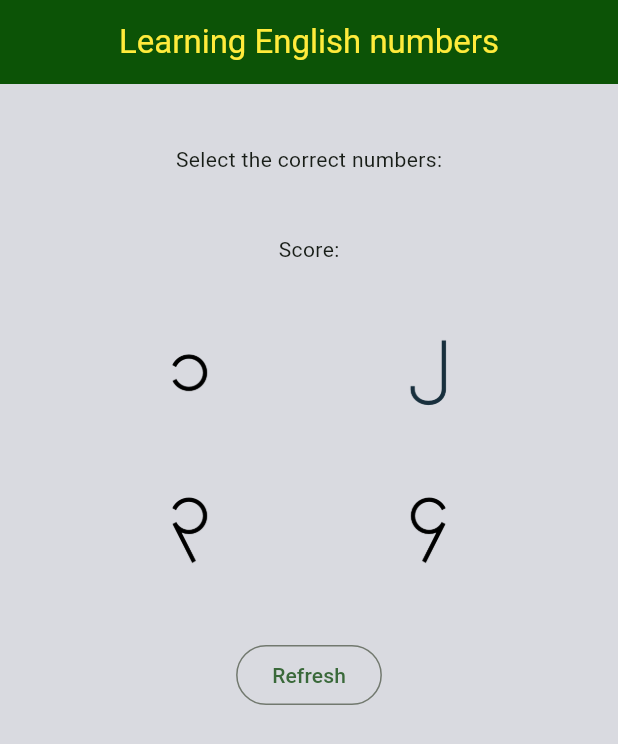
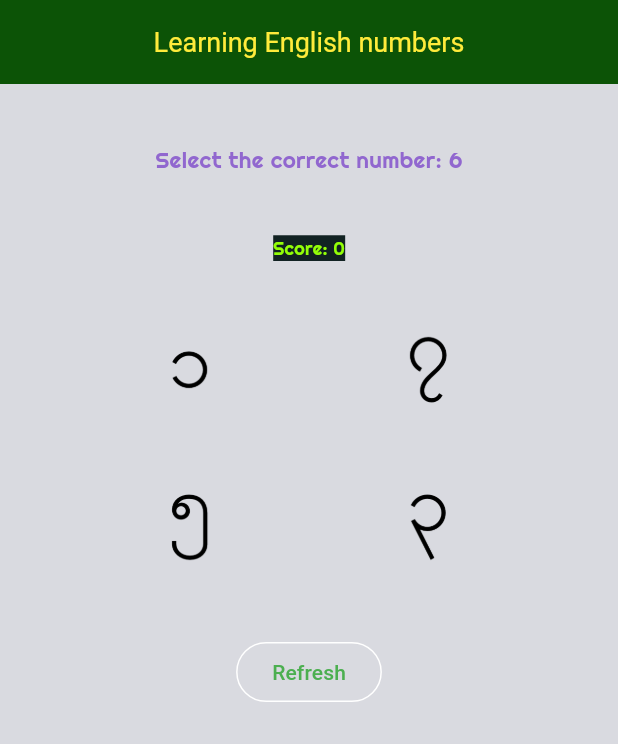
Before and after one commit to sanlinnhtun/Learning-numbers, a Flutter app: the screen it shows after launch, after a tap on "Refresh", on a phone screen of 412 x 824 dp. Shown: the top 744 px of the screen. Run offline on Flutter 3.47's test engine with Material 2 defaults, Android fonts, the phone set to English and light mode, and no system bars; Roboto replaces fonts that are missing (RussoOne).

Commit message:
Fixed the code

```diff
--- a/lib/main.dart
+++ b/lib/main.dart
@@ -1,11 +1,12 @@
 import 'package:flutter/material.dart';
+import 'dart:math';
 
 void main() {
   runApp(const MyApp());
 }
 
 class MyApp extends StatelessWidget {
-  const MyApp({super.key});
+  const MyApp({Key? key});
 
   @override
   Widget build(BuildContext context) {
@@ -13,7 +14,9 @@ class MyApp extends StatelessWidget {
       title: 'Flutter Demo',
       debugShowCheckedModeBanner: false,
       theme: ThemeData(
-        colorScheme: ColorScheme.fromSeed(seedColor: const Color.fromARGB(255, 58, 183, 75)),
+        colorScheme: ColorScheme.fromSwatch(
+          primarySwatch: Colors.green,
+        ),
         useMaterial3: true,
       ),
       home: const MyHomePage(),
@@ -22,117 +25,209 @@ class MyApp extends StatelessWidget {
 }
 
 class MyHomePage extends StatefulWidget {
-  const MyHomePage({super.key});
+  const MyHomePage({Key? key});
 
   @override
-  State<MyHomePage> createState() => _MyHomePageState();
+  _MyHomePageState createState() => _MyHomePageState();
 }
 
 class _MyHomePageState extends State<MyHomePage> {
+  List numbers = [1, 2, 3, 4, 5, 6, 7, 8, 9];
+  int targetNumber = Random().nextInt(9) + 1;
+  int score = 0;
+  SnackBar? snackBar;
+  Color snackBarcolor=Colors.red;
+  String myAns="";
+
+  void shuffleNumbers() {
+    numbers.shuffle();
+    setState(() {
+      targetNumber = numbers[Random().nextInt(numbers.length)];
+    });
+  }
+
+
+//   void shuffleNumbers() {
+//   numbers.shuffle();
+//   int randomIndex = Random().nextInt(numbers.length);
+//   int newTargetNumber = numbers[randomIndex];
+//   setState(() {
+//     targetNumber = newTargetNumber;
+//   });
+// }
+
+  // void shuffleNumbers() {
+  //   numbers.shuffle();
+  //   targetNumber = numbers[0]; // Set the first number in the shuffled list as the targetNumber
+  //   setState(() {});
+  // }
+
+
+
+  void checkAnswer(int selectedNumber) {
+    if (selectedNumber == targetNumber) {
+      setState(() {
+        score += 10;
+        if (score == 110) {
+          score = 10;
+        }
+      });
+      snackBarcolor= Colors.green;
+       myAns= "Correct the answer!";
+    }else if(score==100){
+      snackBarcolor=Colors.deepPurple;
+      myAns="You win! Let's go to the next step";
+    }else if(selectedNumber != targetNumber){
+      snackBarcolor= Colors.red;
+       myAns= "Try again!";
+    }
+     snackBar= SnackBar(content: Text(myAns),
+     duration:const Duration(seconds: 1),
+     backgroundColor: snackBarcolor,
+     );
+    ScaffoldMessenger.of(context).showSnackBar(snackBar!);
+  }
+// if(score==110){
+//       snackBarcolor=Colors.deepPurple;
+//       myAns="You win! Let's go to the next step";
+//     }
   @override
   Widget build(BuildContext context) {
-    return  Scaffold(
+    return Scaffold(
       appBar: AppBar(
         title: const Center(
-          child: Text("Learning English numbers", style: TextStyle(color: Colors.yellow),),
+          child: Text(
+            "Learning English numbers",
+            style: TextStyle(color: Colors.yellow,
+            fontFamily: 'RussoOne',
+            fontSize: 18,
+            ),
+          ),
         ),
-        backgroundColor:const Color.fromARGB(255, 12, 83, 6),
+        backgroundColor: const Color.fromARGB(255, 12, 83, 6),
       ),
-      body:  Center(
+      body: Center(
         child: Column(
-          // mainAxisAlignment: MainAxisAlignment.center,
-          // crossAxisAlignment: CrossAxisAlignment.center,
           children: [
-             const Column(
-              children: [
-                SizedBox(height: 40),
-                Text("Select the correct numbers:"),
-                SizedBox(height: 40),
-                Text("Score:"),
-              ],
+            const SizedBox(height: 40),
+            Text("Select the correct number: $targetNumber",
+            style:const TextStyle(fontFamily: 'Righteous', fontSize: 15, color: Color.fromARGB(255, 145, 103, 207)),),
+            const SizedBox(height: 40),
+            Text("Score: $score", style:
+            const TextStyle(backgroundColor: Color.fromARGB(255, 18, 34, 35),
+            fontFamily: 'Righteous',
+            fontSize: 12,
+            color: Color.fromARGB(255, 147, 255, 7),
+            )
             ),
-            const SizedBox(height: 40,),
+            const SizedBox(height: 40),
             Row(
               mainAxisAlignment: MainAxisAlignment.spaceEvenly,
               children: [
                 InkWell(
-                    highlightColor: const Color.fromARGB(255, 248, 54, 77).withOpacity(0.5),
-                    splashColor: const Color.fromARGB(255, 179, 235, 37).withOpacity(0.8),
-                    focusColor: Colors.red.withOpacity(0.4),
-                    hoverColor: Colors.blue.withOpacity(0.8),
-                    borderRadius: BorderRadius.circular(20),
-                    // customBorder: CircleBorder(),
+                  customBorder: RoundedRectangleBorder(
+                    borderRadius: BorderRadius.circular(10),
+                    ),
+                  highlightColor:
+                      Color.fromARGB(255, 248, 242, 54).withOpacity(0.5),
+                  splashColor:
+                      Color.fromARGB(255, 37, 225, 235).withOpacity(0.8),
                   onTap: () {
-                    setState(() {
-
-                    });
-                    print("I got a click");
+                    checkAnswer(numbers[0]);
+                    shuffleNumbers();
+                    // if(numbers[0]==targetNumber){
+                    //   snackBarcolor= Colors.green;
+                    // }else{
+                    //   snackBarcolor= Colors.red;
+                    // }
+                    // snackBar= SnackBar(content: Text("correct the ans"),
+                    // duration: Duration(seconds: 1),
+                    // backgroundColor: snackBarcolor,
+                    // );
+                    // ScaffoldMessenger.of(context).showSnackBar(snackBar!);
                   },
-                  child: Image.asset("images/1.png", width: 65,),
+                  child: Image.asset(
+                    "images/${numbers[0]}.png",
+                    // "images/$targetNumber.png",
+                    width: 65,
+                  ),
                 ),
                 InkWell(
-                    highlightColor:const Color.fromARGB(255, 248, 54, 77).withOpacity(0.5),
-                    splashColor:const Color.fromARGB(255, 179, 235, 37).withOpacity(0.8),
-                    focusColor: Colors.red.withOpacity(0.4),
-                    hoverColor: Colors.blue.withOpacity(0.8),
-                    borderRadius: BorderRadius.circular(20),
+                  customBorder: RoundedRectangleBorder(
+                    borderRadius: BorderRadius.circular(10),
+                    ),
+                  highlightColor:
+                      Color.fromARGB(255, 248, 242, 54).withOpacity(0.5),
+                  splashColor:
+                      Color.fromARGB(255, 37, 225, 235).withOpacity(0.8),
                   onTap: () {
-                    setState(() {
-
-                    });
-                    print("I got a click");
+                    checkAnswer(numbers[1]);
+                    shuffleNumbers();
                   },
-                  child:  Image.asset("images/2.png", width: 65, color:const Color.fromARGB(255, 24, 47, 61),),
+                  child: Image.asset(
+                    "images/${numbers[1]}.png",
+                    // "images/$targetNumber.png",
+                    width: 65,
+                  ),
                 ),
               ],
             ),
-            const SizedBox(height: 40,),
-             Row(
+            const SizedBox(height: 40),
+            Row(
               mainAxisAlignment: MainAxisAlignment.spaceEvenly,
               children: [
                 InkWell(
-                    highlightColor:const Color.fromARGB(255, 248, 54, 77).withOpacity(0.5),
-                    splashColor:const Color.fromARGB(255, 179, 235, 37).withOpacity(0.8),
-                    focusColor: Colors.red.withOpacity(0.4),
-                    hoverColor: Colors.blue.withOpacity(0.8),
-                    borderRadius: BorderRadius.circular(20),
+                  customBorder: RoundedRectangleBorder(
+                    borderRadius: BorderRadius.circular(10),
+                    ),
+                  highlightColor:
+                      Color.fromARGB(255, 248, 242, 54).withOpacity(0.5),
+                  splashColor:
+                      Color.fromARGB(255, 37, 225, 235).withOpacity(0.8),
                   onTap: () {
-                    setState(() {
-
-                    });
-                    print("I got a click");
+                    checkAnswer(numbers[2]);
+                    shuffleNumbers();
                   },
-                  child:  Image.asset("images/3.png", width: 65,),
+                  child: Image.asset(
+                    "images/${numbers[2]}.png",
+                    // "images/$targetNumber.png",
+                    width: 65,
+                  ),
                 ),
                 InkWell(
-                    highlightColor:const Color.fromARGB(255, 248, 54, 77).withOpacity(0.5),
-                    splashColor:const Color.fromARGB(255, 179, 235, 37).withOpacity(0.8),
-                    focusColor: Colors.red.withOpacity(0.4),
-                    hoverColor: Colors.blue.withOpacity(0.8),
-                    borderRadius: BorderRadius.circular(20),
+                  customBorder: RoundedRectangleBorder(
+                    borderRadius: BorderRadius.circular(10),
+                    ),
+                  highlightColor:
+                      Color.fromARGB(255, 248, 242, 54).withOpacity(0.5),
+                  splashColor:
+                      Color.fromARGB(255, 37, 225, 235).withOpacity(0.8),
                   onTap: () {
-                    setState(() {
-
-                    });
-                    print("I got a click");
+                    checkAnswer(numbers[3]);
+                    shuffleNumbers();
                   },
-                  child:  Image.asset("images/4.png", width: 65,),
+                  child: Image.asset(
+                    "images/${numbers[3]}.png",
+                    // "images/$targetNumber.png",
+                    width: 65,
+                  ),
                 ),
               ],
             ),
-            const SizedBox(height: 40,),
-            Column(
-              children: [
-                OutlinedButton(onPressed: (){
-                  print("outlin buttonn is working");
-                }, child: const Text("Refresh"))
-              ],
+            const SizedBox(height: 40),
+            OutlinedButton(
+              onPressed: () {
+                shuffleNumbers();
+                setState(() {
+                  score = 0;
+                });
+              },
+              child: const Text("Refresh"),
             ),
-            ],
+          ],
         ),
-
       ),
-      backgroundColor:Color.fromARGB(255, 217, 218, 224),
+      backgroundColor: Color.fromARGB(255, 217, 218, 224),
     );
   }
 }
```
Also changed, not shown: pubspec.yaml (+9 -9 lines), Fonts/Righteous-Regular.ttf (added), Fonts/RussoOne-Regular.ttf (added).
